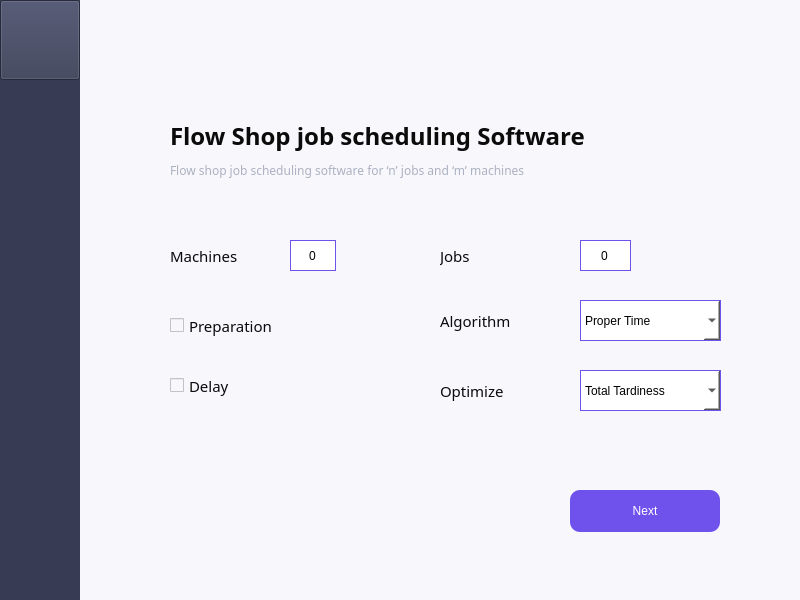
Qt form src/screens/ui/StartScreen.ui (xaeon7/Flow-Shop-Scheduling) before a commit.
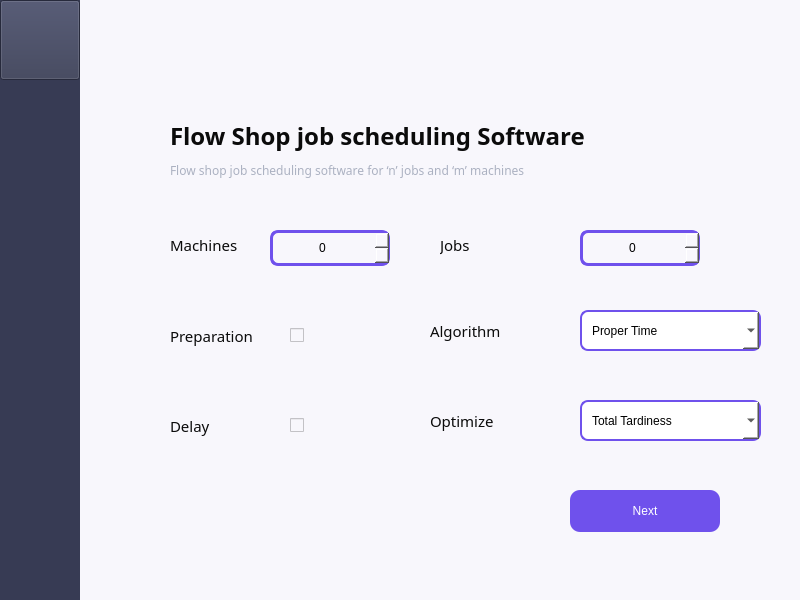
The same form after that commit. Icons and pictures are not drawn.

Commit message: Enhance Start Screen UI

Patch:
```diff
--- a/src/screens/ui/StartScreen.ui
+++ b/src/screens/ui/StartScreen.ui
@@ -76,9 +76,9 @@
     <widget class="QCheckBox" name="delay">
      <property name="geometry">
       <rect>
-       <x>170</x>
-       <y>370</y>
-       <width>71</width>
+       <x>290</x>
+       <y>410</y>
+       <width>51</width>
        <height>31</height>
       </rect>
      </property>
@@ -86,22 +86,34 @@
       <cursorShape>PointingHandCursor</cursorShape>
      </property>
      <property name="styleSheet">
-      <string notr="true">color:#0B0B0B;
+      <string notr="true">QCheckBox::indicator{
+width:50px;
+height: 50px;
+image: url(src/assets/toggleOff.png)
+}
+
+QCheckBox::indicator:unchecked{
+image: url(src/assets/toggleOff.png)
+}
+
+QCheckBox::indicator:checked{
+image: url(src/assets/toggleOn.png)
+}color:#0B0B0B;
 
 font-family: Montserrat SemiBold;
 font-style: normal;
 font-size: 15px;</string>
      </property>
      <property name="text">
-      <string>Delay</string>
+      <string/>
      </property>
     </widget>
     <widget class="QCheckBox" name="preparation">
      <property name="geometry">
       <rect>
-       <x>170</x>
-       <y>310</y>
-       <width>121</width>
+       <x>290</x>
+       <y>320</y>
+       <width>51</width>
        <height>31</height>
       </rect>
      </property>
@@ -109,47 +121,111 @@
       <cursorShape>PointingHandCursor</cursorShape>
      </property>
      <property name="styleSheet">
-      <string notr="true">color:#0B0B0B;
+      <string notr="true">QCheckBox::indicator{
+width:50px;
+height: 50px;
+image: url(src/assets/toggleOff.png)
+}
 
-font-family: Montserrat SemiBold;
-font-style: normal;
-font-size: 15px;</string>
+QCheckBox::indicator:unchecked{
+image: url(src/assets/toggleOff.png)
+}
+
+QCheckBox::indicator:checked{
+image: url(src/assets/toggleOn.png)
+}</string>
      </property>
      <property name="text">
-      <string>Preparation</string>
+      <string/>
+     </property>
+     <property name="checkable">
+      <bool>true</bool>
+     </property>
+     <property name="tristate">
+      <bool>false</bool>
      </property>
     </widget>
     <widget class="QSpinBox" name="nb_machines">
      <property name="geometry">
       <rect>
-       <x>290</x>
-       <y>240</y>
-       <width>46</width>
-       <height>31</height>
+       <x>270</x>
+       <y>230</y>
+       <width>120</width>
+       <height>36</height>
       </rect>
      </property>
      <property name="cursor">
       <cursorShape>PointingHandCursor</cursorShape>
      </property>
+     <property name="autoFillBackground">
+      <bool>false</bool>
+     </property>
      <property name="styleSheet">
-      <string notr="true">border: 1px solid #6F51EC;
-background-color: rgb(255, 255, 255);
-font: 75 10pt &quot;Montserrat Medium&quot;;</string>
+      <string notr="true">QSpinBox {
+    border:3px solid #6F51EC;
+	border-radius:8px;	
+	min-height:30px;
+	max-height:30px;
+	font: 75 12pt &quot;Montserrat SemiBold&quot;;
+	qproperty-alignment: AlignCenter;	
+}
+ 
+QSpinBox::up-button {
+    subcontrol-origin: border;
+    subcontrol-position: top right;
+	top:0px;
+    width: 30px;
+	height:30px;  
+    border: 2px solid #6F51EC;
+	border-top-right-radius:8px;
+	border-bottom-right-radius:8px;
+	background:#6F51EC url(src/assets/right.png) center no-repeat;
+}
+ 
+QSpinBox::up-arrow {
+
+    width: 0px;
+    height: 0px;
+}
+ 
+QSpinBox::down-button {
+    subcontrol-origin: border;
+    subcontrol-position: top left;
+    width: 30px;
+	height:30px;  
+    border: 2px solid #6F51EC;
+	border-top-left-radius:8px;
+	border-bottom-left-radius:8px;
+	background:#6F51EC url(src/assets/left.png) center no-repeat;
+}
+ 
+QSpinBox::down-button:hover,QSpinBox::up-button:hover {
+	background-color:rgb(88, 67, 209);
+	border-color: rgb(88, 67, 209);
+   }
+ 
+QSpinBox::down-arrow {    
+    width: 0px;
+    height: 0px;
+}</string>
      </property>
      <property name="alignment">
       <set>Qt::AlignCenter</set>
      </property>
+     <property name="readOnly">
+      <bool>false</bool>
+     </property>
      <property name="buttonSymbols">
-      <enum>QAbstractSpinBox::NoButtons</enum>
+      <enum>QAbstractSpinBox::UpDownArrows</enum>
      </property>
     </widget>
     <widget class="QLabel" name="label_2">
      <property name="geometry">
       <rect>
        <x>170</x>
-       <y>240</y>
+       <y>230</y>
        <width>131</width>
-       <height>31</height>
+       <height>30</height>
       </rect>
      </property>
      <property name="styleSheet">
@@ -167,18 +243,63 @@
      <property name="geometry">
       <rect>
        <x>580</x>
-       <y>240</y>
-       <width>51</width>
-       <height>31</height>
+       <y>230</y>
+       <width>120</width>
+       <height>36</height>
       </rect>
      </property>
      <property name="cursor">
       <cursorShape>PointingHandCursor</cursorShape>
      </property>
      <property name="styleSheet">
-      <string notr="true">border: 1px solid #6F51EC;
-background-color: rgb(255, 255, 255);
-font: 75 10pt &quot;Montserrat Medium&quot;;</string>
+      <string notr="true">QSpinBox {
+    border:3px solid #6F51EC;
+	border-radius:8px;	
+	min-height:30px;
+	max-height:30px;
+	font: 75 12pt &quot;Montserrat SemiBold&quot;;
+	qproperty-alignment: AlignCenter;	
+}
+ 
+QSpinBox::up-button {
+    subcontrol-origin: border;
+    subcontrol-position: top right;
+	top:0px;
+    width: 30px;
+	height:30px;  
+    border: 2px solid #6F51EC;
+	border-top-right-radius:8px;
+	border-bottom-right-radius:8px;
+	background:#6F51EC url(src/assets/right.png) center no-repeat;
+}
+ 
+QSpinBox::up-arrow {
+
+    width: 0px;
+    height: 0px;
+}
+ 
+QSpinBox::down-button {
+    subcontrol-origin: border;
+    subcontrol-position: top left;
+    width: 30px;
+	height:30px;  
+    border: 2px solid #6F51EC;
+	border-top-left-radius:8px;
+	border-bottom-left-radius:8px;
+	background:#6F51EC url(src/assets/left.png) center no-repeat;
+}
+ 
+QSpinBox::down-button:hover,QSpinBox::up-button:hover {
+	background-color:rgb(88, 67, 209);
+	border-color: rgb(88, 67, 209);
+   }
+ 
+QSpinBox::down-arrow {    
+    width: 0px;
+    height: 0px;
+}
+</string>
      </property>
      <property name="frame">
       <bool>true</bool>
@@ -187,16 +308,16 @@
       <set>Qt::AlignCenter</set>
      </property>
      <property name="buttonSymbols">
-      <enum>QAbstractSpinBox::NoButtons</enum>
+      <enum>QAbstractSpinBox::UpDownArrows</enum>
      </property>
     </widget>
     <widget class="QLabel" name="label_3">
      <property name="geometry">
       <rect>
        <x>440</x>
-       <y>240</y>
+       <y>230</y>
        <width>101</width>
-       <height>31</height>
+       <height>30</height>
       </rect>
      </property>
      <property name="styleSheet">
@@ -214,8 +335,8 @@
      <property name="geometry">
       <rect>
        <x>580</x>
-       <y>370</y>
-       <width>141</width>
+       <y>400</y>
+       <width>181</width>
        <height>41</height>
       </rect>
      </property>
@@ -223,9 +344,51 @@
       <cursorShape>PointingHandCursor</cursorShape>
      </property>
      <property name="styleSheet">
-      <string notr="true">border: 1px solid #6F51EC;
-background-color: rgb(255, 255, 255);
-font: 75 10pt &quot;Montserrat Medium&quot;;</string>
+      <string notr="true">  QComboBox {
+      border: 2px solid #6F51EC;
+      border-radius: 8px;
+      padding: 0px 18px 0px 10px;
+      min-width: 6em;
+		font: 75 10pt &quot;Montserrat Medium&quot;;
+  }
+
+  QComboBox:editable {
+      background: white;
+  }
+
+  QComboBox:!editable, QComboBox::drop-down:editable {
+      background: #FFFFFF;
+  }
+
+  /* QComboBox gets the &quot;on&quot; state when the popup is open */
+  QComboBox:!editable:on, QComboBox::drop-down:editable:on {
+      background: #FFFFFF;
+  }
+
+
+  QComboBox::drop-down {
+      subcontrol-origin: padding;
+      subcontrol-position: top right;
+      width: 25px;
+
+      border-left-width: 1px;
+      border-left-color: #6F51EC;
+      border-left-style: solid; /* just a single line */
+      border-top-right-radius: 3px; /* same radius as the QComboBox */
+      border-bottom-right-radius: 3px;
+	background:#6F51EC  url(src/assets/down.png) center no-repeat;
+  }
+
+  QComboBox::down-arrow {
+      width: 0px;
+		height: 0px;
+  }
+
+  QComboBox QAbstractItemView {
+      selection-background-color: #6F51EC;
+  }
+
+</string>
      </property>
      <item>
       <property name="text">
@@ -242,8 +405,8 @@
      <property name="geometry">
       <rect>
        <x>580</x>
-       <y>300</y>
-       <width>141</width>
+       <y>310</y>
+       <width>181</width>
        <height>41</height>
       </rect>
      </property>
@@ -251,9 +414,51 @@
       <cursorShape>PointingHandCursor</cursorShape>
      </property>
      <property name="styleSheet">
-      <string notr="true">border: 1px solid #6F51EC;
-background-color: rgb(255, 255, 255);
-font: 75 10pt &quot;Montserrat Medium&quot;;</string>
+      <string notr="true">  QComboBox {
+      border: 2px solid #6F51EC;
+      border-radius: 8px;
+      padding: 0px 18px 0px 10px;
+      min-width: 6em;
+		font: 75 10pt &quot;Montserrat Medium&quot;;
+  }
+
+  QComboBox:editable {
+      background: white;
+  }
+
+  QComboBox:!editable, QComboBox::drop-down:editable {
+      background: #FFFFFF;
+  }
+
+  /* QComboBox gets the &quot;on&quot; state when the popup is open */
+  QComboBox:!editable:on, QComboBox::drop-down:editable:on {
+      background: #FFFFFF;
+  }
+
+
+  QComboBox::drop-down {
+      subcontrol-origin: padding;
+      subcontrol-position: top right;
+      width: 25px;
+
+      border-left-width: 1px;
+      border-left-color: #6F51EC;
+      border-left-style: solid; /* just a single line */
+      border-top-right-radius: 3px; /* same radius as the QComboBox */
+      border-bottom-right-radius: 3px;
+	background:#6F51EC  url(src/assets/down.png) center no-repeat;
+  }
+
+  QComboBox::down-arrow {
+      width: 0px;
+		height: 0px;
+  }
+
+  QComboBox QAbstractItemView {
+      selection-background-color: #6F51EC;
+  }
+
+</string>
      </property>
      <property name="insertPolicy">
       <enum>QComboBox::InsertAtBottom</enum>
@@ -272,8 +477,8 @@
     <widget class="QLabel" name="label_4">
      <property name="geometry">
       <rect>
-       <x>440</x>
-       <y>380</y>
+       <x>430</x>
+       <y>410</y>
        <width>111</width>
        <height>21</height>
       </rect>
@@ -292,8 +497,8 @@
     <widget class="QLabel" name="label_5">
      <property name="geometry">
       <rect>
-       <x>440</x>
-       <y>310</y>
+       <x>430</x>
+       <y>320</y>
        <width>91</width>
        <height>21</height>
       </rect>
@@ -375,6 +580,46 @@
       </property>
      </widget>
     </widget>
+    <widget class="QLabel" name="label_6">
+     <property name="geometry">
+      <rect>
+       <x>170</x>
+       <y>320</y>
+       <width>131</width>
+       <height>31</height>
+      </rect>
+     </property>
+     <property name="styleSheet">
+      <string notr="true">color:#0B0B0B;
+
+font-family: Montserrat SemiBold;
+font-style: normal;
+font-size: 15px;</string>
+     </property>
+     <property name="text">
+      <string>Preparation</string>
+     </property>
+    </widget>
+    <widget class="QLabel" name="label_7">
+     <property name="geometry">
+      <rect>
+       <x>170</x>
+       <y>410</y>
+       <width>151</width>
+       <height>31</height>
+      </rect>
+     </property>
+     <property name="styleSheet">
+      <string notr="true">color:#0B0B0B;
+
+font-family: Montserrat SemiBold;
+font-style: normal;
+font-size: 15px;</string>
+     </property>
+     <property name="text">
+      <string>Delay</string>
+     </property>
+    </widget>
     <zorder>label</zorder>
     <zorder>continueButton</zorder>
     <zorder>delay</zorder>
```
Left out of the diff: 21 changed lines with no effect on the pictures. The commit also changes 11 other files.
